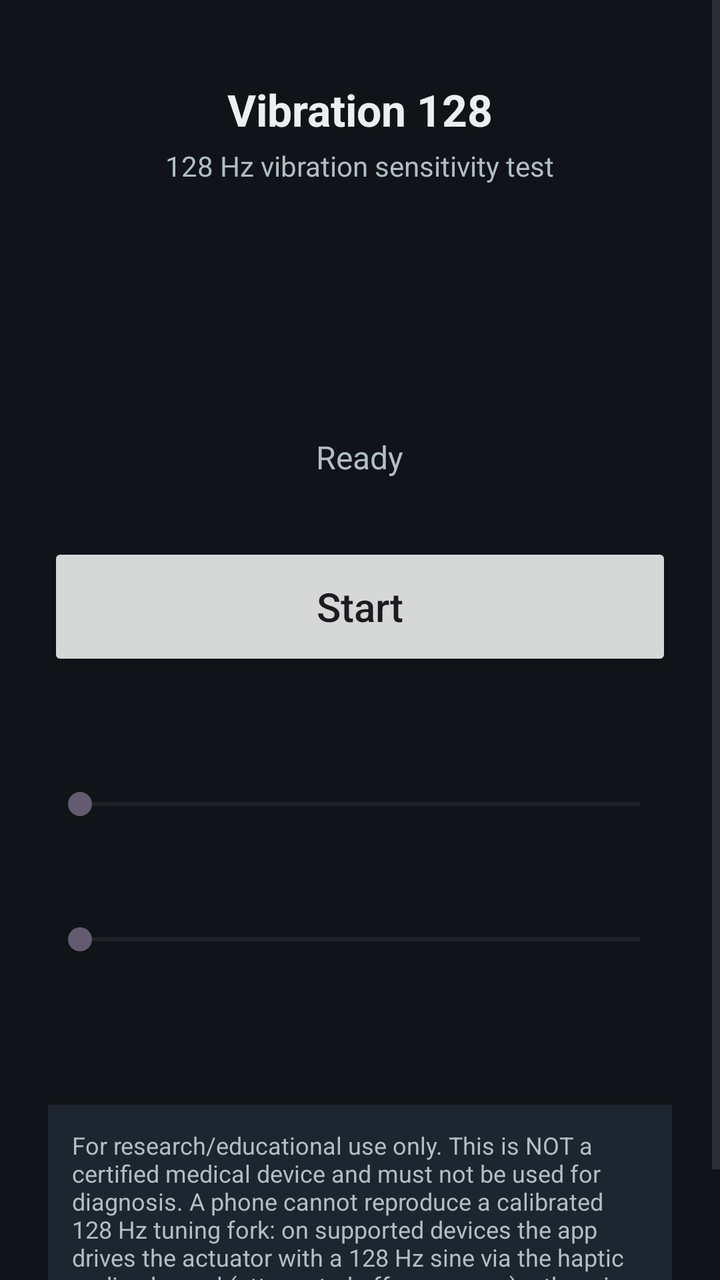
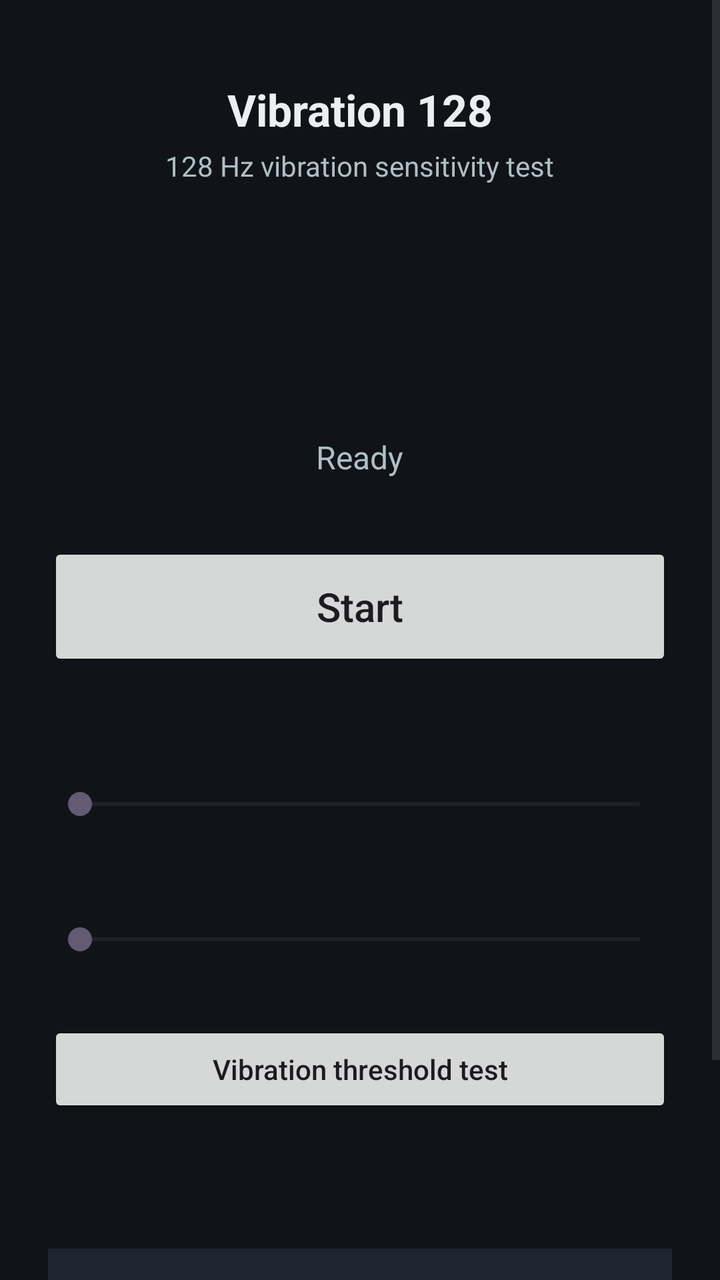

Two renders of the same Android screen: before a commit and after it. Below are the layout's source before the change and the commit's diff.
<!-- AndroidManifest.xml: application theme Theme.Vibration128 -->
<!-- res/layout/activity_main.xml -->
<?xml version="1.0" encoding="utf-8"?>
<ScrollView xmlns:android="http://schemas.android.com/apk/res/android"
    xmlns:tools="http://schemas.android.com/tools"
    android:layout_width="match_parent"
    android:layout_height="match_parent"
    android:fillViewport="true"
    android:background="@color/background">

    <LinearLayout
        android:layout_width="match_parent"
        android:layout_height="wrap_content"
        android:orientation="vertical"
        android:gravity="center_horizontal"
        android:padding="24dp">

        <TextView
            android:layout_width="wrap_content"
            android:layout_height="wrap_content"
            android:layout_marginTop="16dp"
            android:text="@string/app_name"
            android:textColor="@color/text_primary"
            android:textSize="22sp"
            android:textStyle="bold" />

        <TextView
            android:layout_width="wrap_content"
            android:layout_height="wrap_content"
            android:layout_marginTop="4dp"
            android:text="@string/subtitle"
            android:textColor="@color/text_secondary"
            android:textSize="14sp" />

        <TextView
            android:id="@+id/frequencyValue"
            android:layout_width="wrap_content"
            android:layout_height="wrap_content"
            android:layout_marginTop="32dp"
            android:textColor="@color/accent"
            android:textSize="64sp"
            android:textStyle="bold"
            tools:ignore="HardcodedText" />

        <TextView
            android:id="@+id/statusText"
            android:layout_width="wrap_content"
            android:layout_height="wrap_content"
            android:layout_marginTop="8dp"
            android:text="@string/status_idle"
            android:textColor="@color/text_secondary"
            android:textSize="16sp" />

        <Button
            android:id="@+id/startStopButton"
            android:layout_width="match_parent"
            android:layout_height="64dp"
            android:layout_marginTop="32dp"
            android:text="@string/start"
            android:textSize="20sp"
            android:textAllCaps="false" />

        <TextView
            android:id="@+id/durationLabel"
            android:layout_width="match_parent"
            android:layout_height="wrap_content"
            android:layout_marginTop="32dp"
            android:textColor="@color/text_primary"
            android:textSize="16sp" />

        <SeekBar
            android:id="@+id/durationSeekBar"
            android:layout_width="match_parent"
            android:layout_height="wrap_content"
            android:layout_marginTop="4dp" />

        <LinearLayout
            android:id="@+id/intensityRow"
            android:layout_width="match_parent"
            android:layout_height="wrap_content"
            android:orientation="vertical">

            <TextView
                android:id="@+id/intensityLabel"
                android:layout_width="match_parent"
                android:layout_height="wrap_content"
                android:layout_marginTop="24dp"
                android:textColor="@color/text_primary"
                android:textSize="16sp" />

            <SeekBar
                android:id="@+id/intensitySeekBar"
                android:layout_width="match_parent"
                android:layout_height="wrap_content"
                android:layout_marginTop="4dp" />
        </LinearLayout>

        <TextView
            android:id="@+id/capabilityText"
            android:layout_width="match_parent"
            android:layout_height="wrap_content"
            android:layout_marginTop="32dp"
            android:textColor="@color/text_secondary"
            android:textSize="13sp" />

        <TextView
            android:layout_width="match_parent"
            android:layout_height="wrap_content"
            android:layout_marginTop="24dp"
            android:padding="12dp"
            android:background="@color/disclaimer_bg"
            android:text="@string/disclaimer"
            android:textColor="@color/text_secondary"
            android:textSize="12sp" />

    </LinearLayout>
</ScrollView>
<!-- resources referenced by this layout -->
<resources>
  <color name="accent">#FF4FC3F7</color>
  <color name="background">#FF101418</color>
  <color name="disclaimer_bg">#FF1C2530</color>
  <color name="text_primary">#FFECEFF1</color>
  <color name="text_secondary">#FFB0BEC5</color>
  <string name="app_name">Vibration 128</string>
  <string name="disclaimer">For research/educational use only. This is NOT a certified medical device and must not be used for diagnosis. A phone cannot reproduce a calibrated 128 Hz tuning fork: on supported devices the app drives the actuator with a 128 Hz sine via the haptic audio channel (attenuated off-resonance); otherwise it falls back to the motor\'s native frequency.</string>
  <string name="start">Start</string>
  <string name="status_idle">Ready</string>
  <string name="subtitle">128 Hz vibration sensitivity test</string>
  <style name="Theme.Vibration128" parent="Theme.Material3.DayNight.NoActionBar">
          <item name="colorPrimary">@color/accent</item>
          <item name="colorOnPrimary">@color/black</item>
          <item name="android:statusBarColor">@color/background</item>
      </style>
  <color name="black">#FF000000</color>
</resources>

<!-- the commit's change to res/layout/activity_main.xml (unified diff, before → after) -->
@@ -93,11 +93,19 @@
                 android:layout_marginTop="4dp" />
         </LinearLayout>
 
+        <Button
+            android:id="@+id/thresholdButton"
+            android:layout_width="match_parent"
+            android:layout_height="wrap_content"
+            android:layout_marginTop="32dp"
+            android:text="@string/threshold_button"
+            android:textAllCaps="false" />
+
         <TextView
             android:id="@+id/capabilityText"
             android:layout_width="match_parent"
             android:layout_height="wrap_content"
-            android:layout_marginTop="32dp"
+            android:layout_marginTop="24dp"
             android:textColor="@color/text_secondary"
             android:textSize="13sp" />
 
<!-- resource entries referenced after the edit -->
@@ -10,6 +10,7 @@
   <string name="start">Start</string>
   <string name="status_idle">Ready</string>
   <string name="subtitle">128 Hz vibration sensitivity test</string>
+  <string name="threshold_button">Vibration threshold test</string>
   <style name="Theme.Vibration128" parent="Theme.Material3.DayNight.NoActionBar">
           <item name="colorPrimary">@color/accent</item>
           <item name="colorOnPrimary">@color/black</item>
